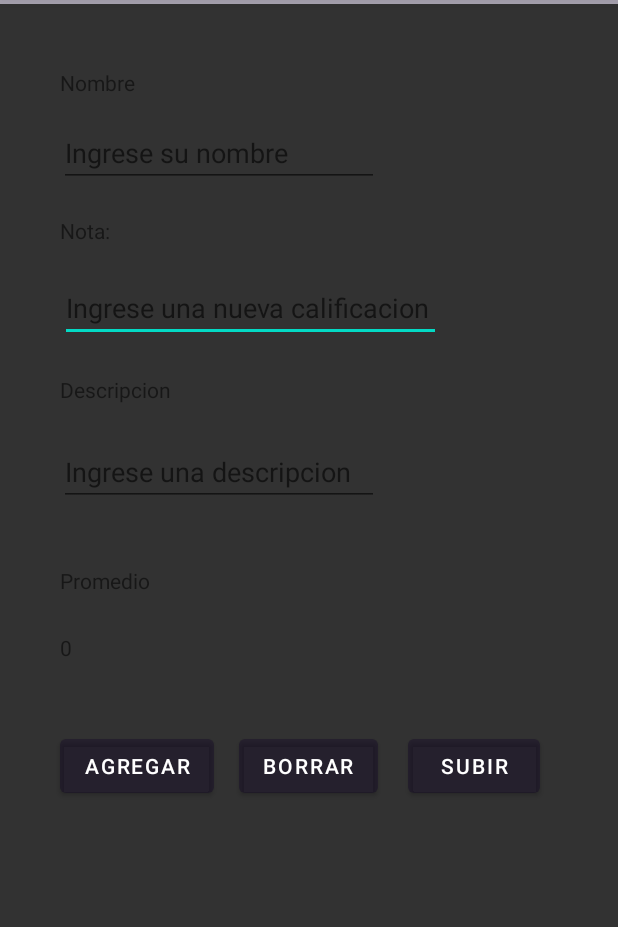
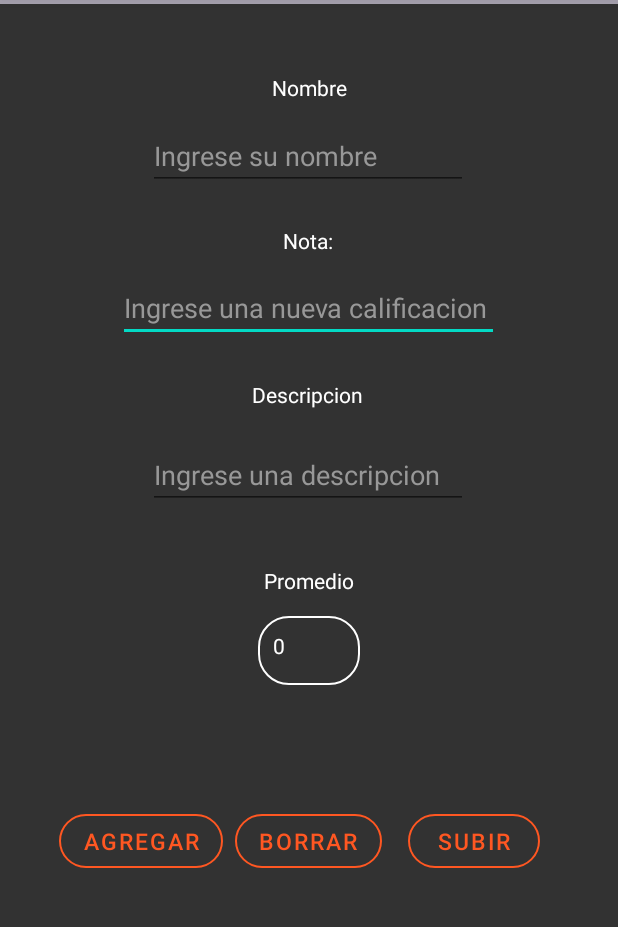
Before and after one commit to JulContreras/Proyecto_Promedios, an Android app: the promedio screen opened directly, with no data from a screen before it, on a phone screen of 412 x 824 dp, the part 80-1007 px from its top. Run offline under Robolectric (Android 15) with nearby library versions, the phone set to English and light mode, and no system bars.

Commit message:
Arreglos uwu

```diff
--- a/app/src/main/res/layout/activity_promedio.xml
+++ b/app/src/main/res/layout/activity_promedio.xml
@@ -14,9 +14,11 @@
         android:ems="10"
         android:hint="Ingrese una nueva calificacion"
         android:inputType="number"
+        android:textColor="@color/white"
+        android:textColorHint="@color/gray"
         app:layout_constraintBottom_toBottomOf="parent"
         app:layout_constraintEnd_toEndOf="parent"
-        app:layout_constraintHorizontal_bias="0.254"
+        app:layout_constraintHorizontal_bias="0.496"
         app:layout_constraintStart_toStartOf="parent"
         app:layout_constraintTop_toTopOf="parent"
         app:layout_constraintVertical_bias="0.251" />
@@ -26,24 +28,25 @@
         android:layout_width="wrap_content"
         android:layout_height="wrap_content"
         android:text="Nota:"
+        android:textColor="@color/white"
         app:layout_constraintBottom_toBottomOf="parent"
         app:layout_constraintEnd_toEndOf="parent"
-        app:layout_constraintHorizontal_bias="0.106"
+        app:layout_constraintHorizontal_bias="0.498"
         app:layout_constraintStart_toStartOf="parent"
         app:layout_constraintTop_toTopOf="parent"
-        app:layout_constraintVertical_bias="0.189" />
+        app:layout_constraintVertical_bias="0.198" />
 
     <TextView
         android:id="@+id/txt_name"
         android:layout_width="wrap_content"
         android:layout_height="wrap_content"
         android:text="Nombre"
+        android:textColor="@color/white"
         app:layout_constraintBottom_toBottomOf="parent"
         app:layout_constraintEnd_toEndOf="parent"
-        app:layout_constraintHorizontal_bias="0.111"
         app:layout_constraintStart_toStartOf="parent"
         app:layout_constraintTop_toTopOf="parent"
-        app:layout_constraintVertical_bias="0.057" />
+        app:layout_constraintVertical_bias="0.061" />
 
     <EditText
         android:id="@+id/name"
@@ -52,83 +55,102 @@
         android:ems="10"
         android:hint="Ingrese su nombre"
         android:inputType="textPersonName"
+        android:textColor="@color/white"
+        android:textColorHint="@color/gray"
         app:layout_constraintBottom_toBottomOf="parent"
         app:layout_constraintEnd_toEndOf="parent"
-        app:layout_constraintHorizontal_bias="0.199"
+        app:layout_constraintHorizontal_bias="0.497"
         app:layout_constraintStart_toStartOf="parent"
         app:layout_constraintTop_toTopOf="parent"
-        app:layout_constraintVertical_bias="0.106" />
+        app:layout_constraintVertical_bias="0.109" />
 
     <TextView
         android:id="@+id/Prom"
         android:layout_width="wrap_content"
         android:layout_height="wrap_content"
         android:text="Promedio"
+        android:textColor="@color/white"
         app:layout_constraintBottom_toBottomOf="parent"
         app:layout_constraintEnd_toEndOf="parent"
-        app:layout_constraintHorizontal_bias="0.114"
         app:layout_constraintStart_toStartOf="parent"
         app:layout_constraintTop_toTopOf="parent" />
 
     <TextView
         android:id="@+id/txt_prom"
-        android:layout_width="191dp"
-        android:layout_height="25dp"
+        android:layout_width="68dp"
+        android:layout_height="46dp"
+        android:background="@drawable/style_border"
         android:text="0"
+        android:textColor="@color/white"
         app:layout_constraintBottom_toBottomOf="parent"
         app:layout_constraintEnd_toEndOf="parent"
-        app:layout_constraintHorizontal_bias="0.181"
         app:layout_constraintStart_toStartOf="parent"
         app:layout_constraintTop_toTopOf="parent"
         app:layout_constraintVertical_bias="0.565" />
 
     <Button
+        android:id="@+id/btn_upload"
+        style="?attr/materialButtonOutlinedStyle"
+        android:layout_width="wrap_content"
+        android:layout_height="wrap_content"
+        android:text="Subir"
+        android:textColor="@color/Background2"
+        android:textSize="15sp"
+        app:cornerRadius="20dp"
+        app:layout_constraintBottom_toBottomOf="parent"
+        app:layout_constraintEnd_toEndOf="parent"
+        app:layout_constraintHorizontal_bias="0.839"
+        app:layout_constraintStart_toStartOf="parent"
+        app:layout_constraintTop_toTopOf="parent"
+        app:layout_constraintVertical_bias="0.742"
+        app:strokeColor="@color/Background2" />
+
+    <Button
         android:id="@+id/btn_delete"
+        style="?attr/materialButtonOutlinedStyle"
         android:layout_width="wrap_content"
         android:layout_height="wrap_content"
         android:text="Borrar"
+        android:textColor="@color/Background2"
+        android:textSize="15sp"
+        app:cornerRadius="20dp"
         app:layout_constraintBottom_toBottomOf="parent"
         app:layout_constraintEnd_toEndOf="parent"
         app:layout_constraintHorizontal_bias="0.498"
         app:layout_constraintStart_toStartOf="parent"
         app:layout_constraintTop_toTopOf="parent"
-        app:layout_constraintVertical_bias="0.672" />
+        app:layout_constraintVertical_bias="0.742"
+        app:strokeColor="@color/Background2" />
 
     <Button
         android:id="@+id/btn_add"
+        style="?attr/materialButtonOutlinedStyle"
         android:layout_width="wrap_content"
         android:layout_height="wrap_content"
         android:text="Agregar"
+        android:textColor="@color/Background2"
+        android:textSize="15sp"
+        app:cornerRadius="20dp"
         app:layout_constraintBottom_toBottomOf="parent"
         app:layout_constraintEnd_toEndOf="parent"
-        app:layout_constraintHorizontal_bias="0.13"
+        app:layout_constraintHorizontal_bias="0.129"
         app:layout_constraintStart_toStartOf="parent"
         app:layout_constraintTop_toTopOf="parent"
-        app:layout_constraintVertical_bias="0.672" />
-
-    <Button
-        android:id="@+id/btn_upload"
-        android:layout_width="wrap_content"
-        android:layout_height="wrap_content"
-        android:text="Subir"
-        app:layout_constraintBottom_toBottomOf="parent"
-        app:layout_constraintEnd_toEndOf="parent"
-        app:layout_constraintHorizontal_bias="0.839"
-        app:layout_constraintStart_toStartOf="parent"
-        app:layout_constraintTop_toTopOf="parent"
-        app:layout_constraintVertical_bias="0.672" />
+        app:layout_constraintVertical_bias="0.742"
+        app:strokeColor="@color/Background2" />
 
     <TextView
         android:id="@+id/txt_descripcion"
         android:layout_width="wrap_content"
         android:layout_height="wrap_content"
         android:text="Descripcion"
+        android:textColor="@color/white"
         app:layout_constraintBottom_toBottomOf="parent"
         app:layout_constraintEnd_toEndOf="parent"
-        app:layout_constraintHorizontal_bias="0.118"
+        app:layout_constraintHorizontal_bias="0.498"
         app:layout_constraintStart_toStartOf="parent"
         app:layout_constraintTop_toTopOf="parent"
-        app:layout_constraintVertical_bias="0.33" />
+        app:layout_constraintVertical_bias="0.335" />
 
     <EditText
         android:id="@+id/desc"
@@ -137,10 +159,14 @@
         android:ems="10"
         android:hint="Ingrese una descripcion"
         android:inputType="textPersonName"
+        android:textColor="@color/white"
+        android:textColorHint="@color/gray"
         app:layout_constraintBottom_toBottomOf="parent"
         app:layout_constraintEnd_toEndOf="parent"
-        app:layout_constraintHorizontal_bias="0.199"
+        app:layout_constraintHorizontal_bias="0.497"
         app:layout_constraintStart_toStartOf="parent"
         app:layout_constraintTop_toTopOf="parent"
-        app:layout_constraintVertical_bias="0.4" />
+        app:layout_constraintVertical_bias="0.403" />
+
+
 </androidx.constraintlayout.widget.ConstraintLayout>
--- a/app/src/main/res/values/colors.xml
+++ b/app/src/main/res/values/colors.xml
@@ -7,6 +7,7 @@
     <color name="teal_700">#FF018786</color>
     <color name="black">#FF000000</color>
     <color name="white">#FFFFFFFF</color>
+    <color name="gray">#989898</color>
     <color name="Background">#323232</color>
     <color name="Background2">#FF5722</color>
 </resources>
```
Also changed, not shown: app/src/main/res/layout/activity_main.xml (+7 -14 lines), app/src/main/res/layout/lista_item_prom.xml (+10 -10 lines).
